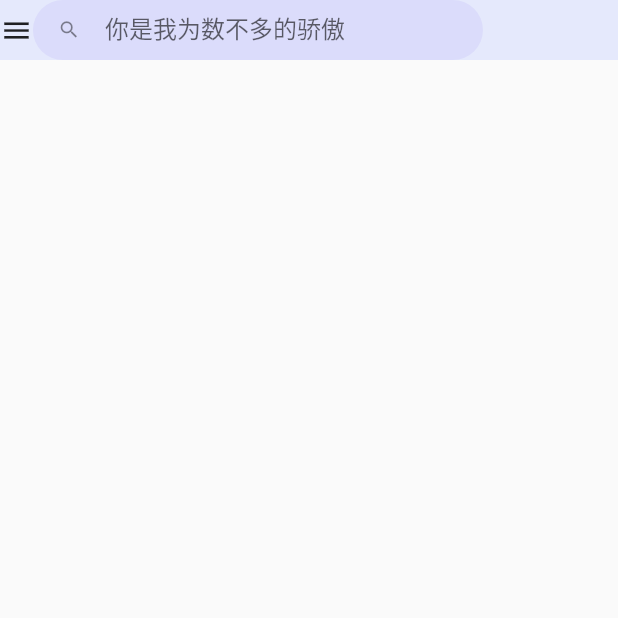
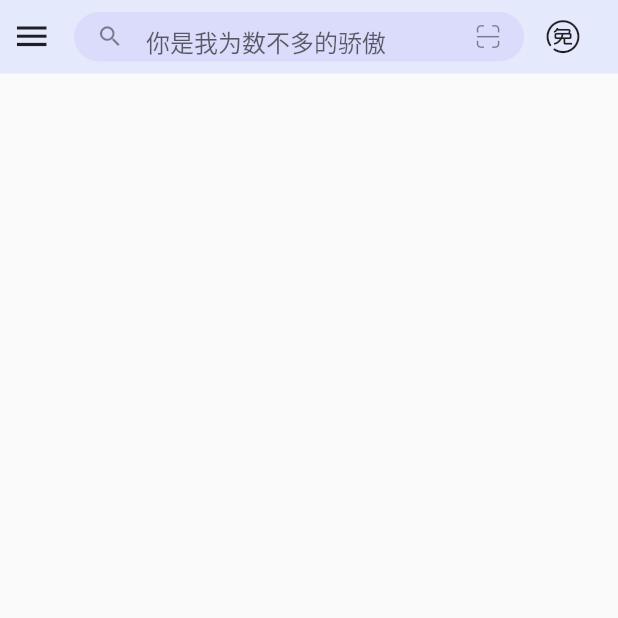
Before and after one commit to VaIOReTto1/CouldeMusic, a Flutter app: the screen it shows after launch, on a phone screen of 412 x 824 dp, the top half of it. Run offline on Flutter 3.47's test engine with Material 2 defaults, Android fonts, the phone set to English and light mode, and no system bars; our stand-ins replace flutter_screenutil.

Commit message:
feature：添加顶部搜索栏

```diff
--- a/lib/explore_page/search.dart
+++ b/lib/explore_page/search.dart
@@ -1,4 +1,5 @@
 import 'package:cloude_music/config/config.dart';
+import 'package:cloude_music/config/icon.dart';
 import 'package:flutter/material.dart';
 
 class Search extends StatefulWidget {
@@ -11,29 +12,52 @@ class Search extends StatefulWidget {
 class _SearchState extends State<Search> {
   @override
   Widget build(BuildContext context) {
-    return Row(
+    return Padding(
+      padding: const EdgeInsets.all(8.0),
+      child: Row(
         children: [
-        Icon(Icons.menu,size: UIConfig.appBarIconSize,),
+          Icon(
+            Icons.menu,
+            size: UIConfig.appBarIconSize * 1.2,
+          ),
+          const SizedBox(
+            width: 15,
+          ),
           Container(
             width: 300,
-          height: 40,
+            height: UIConfig.appBarIconSize * 1.5,
             decoration: const BoxDecoration(
-            borderRadius: BorderRadius.all(Radius.circular(65.0),),
+              borderRadius: BorderRadius.all(
+                Radius.circular(65.0),
+              ),
               color: Color(UIConfig.searchColor),
             ),
             child: TextField(
               cursorColor: const Color(UIConfig.searchColor),
               style: const TextStyle(color: Colors.black),
               decoration: InputDecoration(
-              contentPadding: const EdgeInsets.symmetric(
-                  horizontal: 0, vertical: 2.0),
+                contentPadding: EdgeInsets.fromLTRB(0, 0, 0, 0),
                   hintText: "你是我为数不多的骄傲",
                   border: InputBorder.none,
-              prefixIcon: Icon(Icons.search,size: UIConfig.searchIconSize,),
+                  prefixIcon: Icon(
+                    Icons.search,
+                    size: UIConfig.searchIconSize*1.2,
+                  ),
+                  suffixIcon: Icon(
+                    MyIcons.QRCode,
+                    size: UIConfig.searchIconSize,
+                  )),
             ),
           ),
+          const SizedBox(
+            width: 15,
+          ),
+          Icon(
+            MyIcons.free,
+            size: UIConfig.appBarIconSize,
           ),
         ],
+      ),
     );
   }
 }
```
Lines whose indentation alone changed are shown as unchanged.
